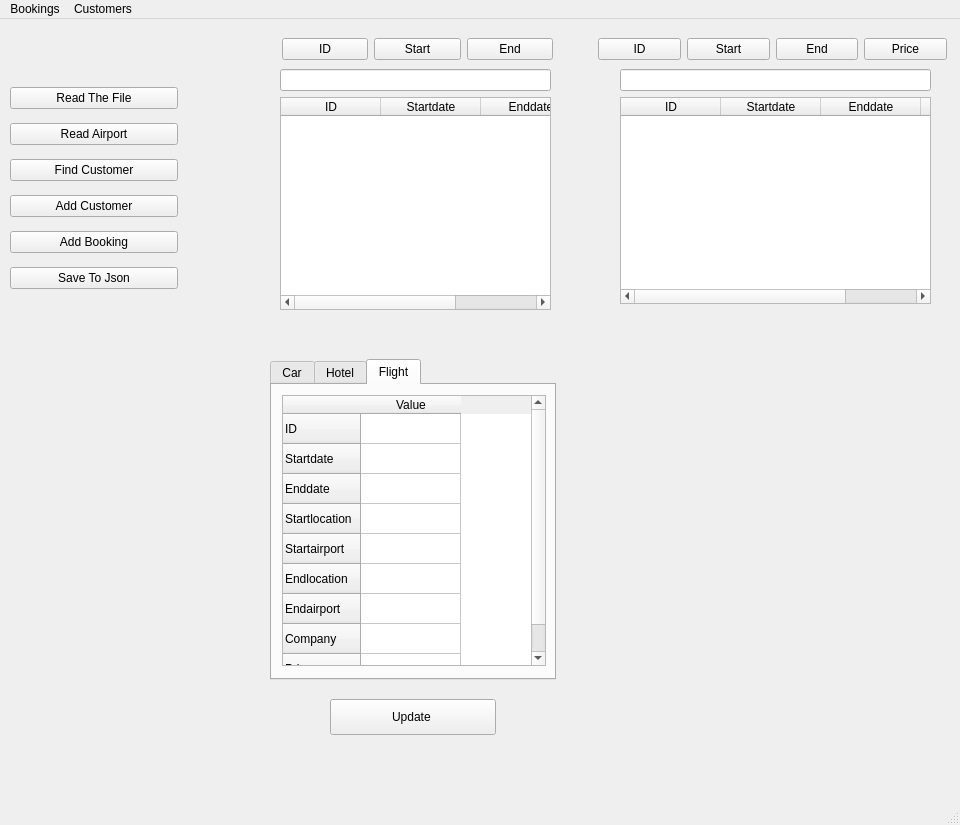
Above: upandaway/travelagencyui.ui from tuandung18/Upandaway before the change. Below: the same form after it.
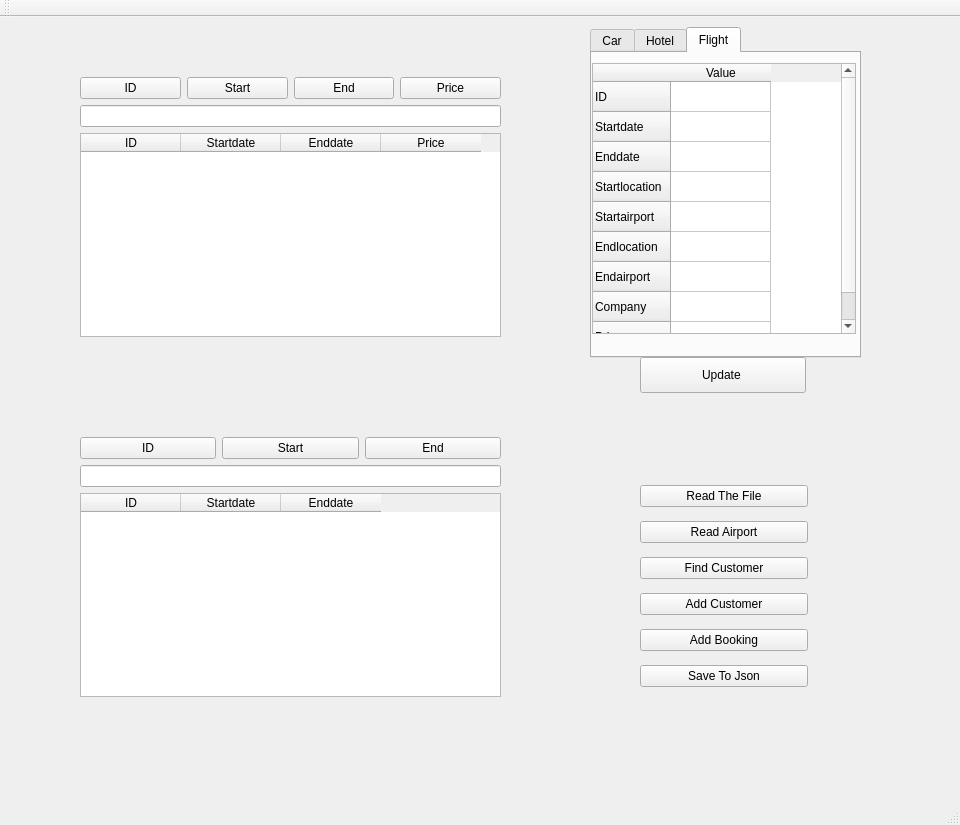
That is the form after the change.

Commit message: Find Custom edited, add one todo in travelagencyui.cpp

The edit to the form file:
```diff
--- a/upandaway/travelagencyui.ui
+++ b/upandaway/travelagencyui.ui
@@ -17,8 +17,8 @@
    <widget class="QWidget" name="layoutWidget">
     <property name="geometry">
      <rect>
-      <x>10</x>
-      <y>60</y>
+      <x>640</x>
+      <y>460</y>
       <width>168</width>
       <height>218</height>
      </rect>
@@ -102,10 +102,10 @@
    <widget class="QTabWidget" name="tabWidget">
     <property name="geometry">
      <rect>
-      <x>270</x>
-      <y>340</y>
-      <width>286</width>
-      <height>321</height>
+      <x>590</x>
+      <y>10</y>
+      <width>271</width>
+      <height>331</height>
      </rect>
     </property>
     <property name="currentIndex">
@@ -215,7 +215,7 @@
      <widget class="QTableWidget" name="tableWidget_5">
       <property name="geometry">
        <rect>
-        <x>10</x>
+        <x>0</x>
         <y>10</y>
         <width>264</width>
         <height>271</height>
@@ -290,8 +290,8 @@
    <widget class="QPushButton" name="pushButton">
     <property name="geometry">
      <rect>
-      <x>330</x>
-      <y>680</y>
+      <x>640</x>
+      <y>340</y>
       <width>166</width>
       <height>36</height>
      </rect>
@@ -300,15 +300,90 @@
      <string>Update </string>
     </property>
    </widget>
-   <widget class="QWidget" name="layoutWidget">
+   <widget class="QWidget" name="">
     <property name="geometry">
      <rect>
-      <x>598</x>
-      <y>11</y>
-      <width>349</width>
-      <height>38</height>
+      <x>80</x>
+      <y>420</y>
+      <width>421</width>
+      <height>260</height>
      </rect>
     </property>
+    <layout class="QVBoxLayout" name="verticalLayout_2">
+     <item>
+      <layout class="QHBoxLayout" name="horizontalLayout_5">
+       <item>
+        <widget class="QPushButton" name="pushButton_2">
+         <property name="text">
+          <string>ID</string>
+         </property>
+        </widget>
+       </item>
+       <item>
+        <widget class="QPushButton" name="pushButton_3">
+         <property name="text">
+          <string>Start</string>
+         </property>
+        </widget>
+       </item>
+       <item>
+        <widget class="QPushButton" name="pushButton_5">
+         <property name="text">
+          <string>End</string>
+         </property>
+        </widget>
+       </item>
+      </layout>
+     </item>
+     <item>
+      <layout class="QVBoxLayout" name="verticalLayout_4">
+       <item>
+        <widget class="QLineEdit" name="customerName">
+         <property name="alignment">
+          <set>Qt::AlignCenter</set>
+         </property>
+         <property name="readOnly">
+          <bool>true</bool>
+         </property>
+        </widget>
+       </item>
+       <item>
+        <widget class="QTableWidget" name="tableWidget">
+         <property name="columnCount">
+          <number>3</number>
+         </property>
+         <column>
+          <property name="text">
+           <string notr="true">ID</string>
+          </property>
+         </column>
+         <column>
+          <property name="text">
+           <string>Startdate</string>
+          </property>
+         </column>
+         <column>
+          <property name="text">
+           <string>Enddate</string>
+          </property>
+         </column>
+        </widget>
+       </item>
+      </layout>
+     </item>
+    </layout>
+   </widget>
+   <widget class="QWidget" name="">
+    <property name="geometry">
+     <rect>
+      <x>80</x>
+      <y>60</y>
+      <width>421</width>
+      <height>260</height>
+     </rect>
+    </property>
+    <layout class="QVBoxLayout" name="verticalLayout_6">
+     <item>
     <layout class="QHBoxLayout" name="horizontalLayout_6">
      <item>
       <widget class="QPushButton" name="pushButton_6">
@@ -339,60 +414,8 @@
       </widget>
      </item>
     </layout>
-   </widget>
-   <widget class="QWidget" name="layoutWidget">
-    <property name="geometry">
-     <rect>
-      <x>280</x>
-      <y>50</y>
-      <width>271</width>
-      <height>241</height>
-     </rect>
-    </property>
-    <layout class="QVBoxLayout" name="verticalLayout_4">
-     <item>
-      <widget class="QLineEdit" name="customerName">
-       <property name="alignment">
-        <set>Qt::AlignCenter</set>
-       </property>
-       <property name="readOnly">
-        <bool>true</bool>
-       </property>
-      </widget>
      </item>
      <item>
-      <widget class="QTableWidget" name="tableWidget">
-       <property name="columnCount">
-        <number>3</number>
-       </property>
-       <column>
-        <property name="text">
-         <string notr="true">ID</string>
-        </property>
-       </column>
-       <column>
-        <property name="text">
-         <string>Startdate</string>
-        </property>
-       </column>
-       <column>
-        <property name="text">
-         <string>Enddate</string>
-        </property>
-       </column>
-      </widget>
-     </item>
-    </layout>
-   </widget>
-   <widget class="QWidget" name="layoutWidget">
-    <property name="geometry">
-     <rect>
-      <x>620</x>
-      <y>50</y>
-      <width>311</width>
-      <height>235</height>
-     </rect>
-    </property>
     <layout class="QVBoxLayout" name="verticalLayout_5">
      <item>
       <widget class="QLineEdit" name="travelID">
@@ -432,64 +455,22 @@
       </widget>
      </item>
     </layout>
-   </widget>
-   <widget class="QWidget" name="layoutWidget">
-    <property name="geometry">
-     <rect>
-      <x>282</x>
-      <y>10</y>
-      <width>271</width>
-      <height>41</height>
-     </rect>
-    </property>
-    <layout class="QHBoxLayout" name="horizontalLayout_5">
-     <item>
-      <widget class="QPushButton" name="pushButton_2">
-       <property name="text">
-        <string>ID</string>
-       </property>
-      </widget>
-     </item>
-     <item>
-      <widget class="QPushButton" name="pushButton_3">
-       <property name="text">
-        <string>Start</string>
-       </property>
-      </widget>
-     </item>
-     <item>
-      <widget class="QPushButton" name="pushButton_5">
-       <property name="text">
-        <string>End</string>
-       </property>
-      </widget>
      </item>
     </layout>
    </widget>
   </widget>
-  <widget class="QMenuBar" name="menubar">
-   <property name="geometry">
-    <rect>
-     <x>0</x>
-     <y>0</y>
-     <width>960</width>
-     <height>22</height>
-    </rect>
-   </property>
-   <widget class="QMenu" name="menuUp_and_away">
-    <property name="title">
-     <string>Bookings</string>
-    </property>
-   </widget>
-   <widget class="QMenu" name="menuCustomers">
-    <property name="title">
-     <string>Customers</string>
-    </property>
-   </widget>
-   <addaction name="menuUp_and_away"/>
-   <addaction name="menuCustomers"/>
-  </widget>
   <widget class="QStatusBar" name="statusbar"/>
+  <widget class="QToolBar" name="toolBar">
+   <property name="windowTitle">
+    <string>toolBar</string>
+   </property>
+   <attribute name="toolBarArea">
+    <enum>TopToolBarArea</enum>
+   </attribute>
+   <attribute name="toolBarBreak">
+    <bool>false</bool>
+   </attribute>
+  </widget>
  </widget>
  <resources/>
  <connections/>
```
Lines whose indentation alone changed are shown as unchanged. The commit also changes 12 other files.
